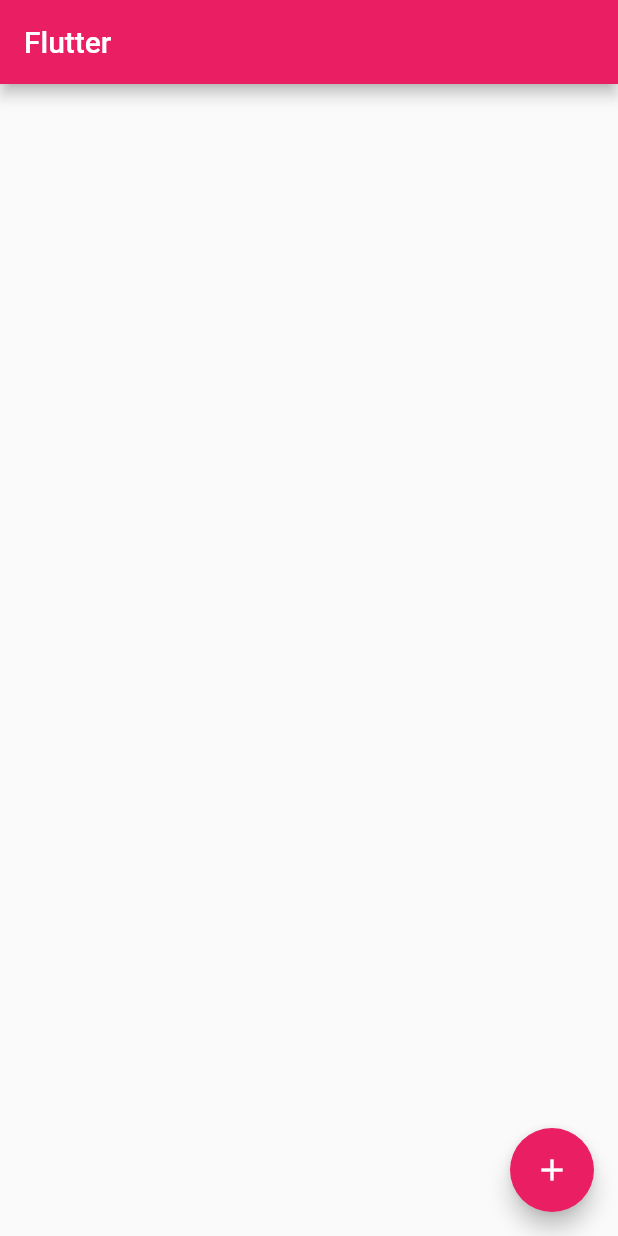
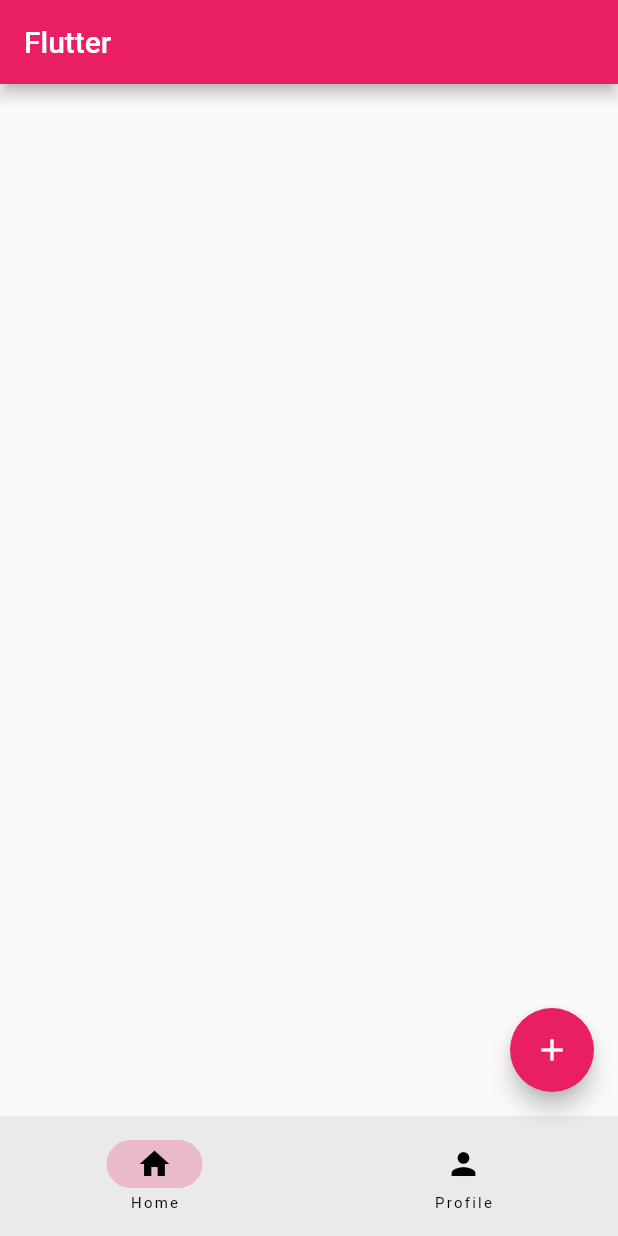
Before and after one commit to Meowmeowiee/samvilla_mobdev, a Flutter app: the screen it shows after launch, on a phone screen of 412 x 824 dp. Run offline on Flutter 3.47's test engine with Material 3 defaults, Android fonts, the light colour scheme and no system bars.

Commit message:
NavigationBar

```diff
--- a/lib/main.dart
+++ b/lib/main.dart
@@ -29,6 +29,7 @@ class RootPage extends StatefulWidget {
 }
 
 class _RootPageState extends State<RootPage> {
+  int currentPage = 0;
   @override
   Widget build(BuildContext context) {
     return Scaffold(
@@ -41,6 +42,15 @@ class _RootPageState extends State<RootPage> {
         },
         child: Icon(Icons.add),
       ),
+      bottomNavigationBar: NavigationBar(
+        destinations: [
+          NavigationDestination(icon: Icon(Icons.home), label: 'Home'),
+          NavigationDestination(icon: Icon(Icons.person), label: 'Profile'),
+        ],
+        onDestinationSelected: (int index) {
+          currentPage = index;
+        },
+      ),
     );
   }
 }
```
